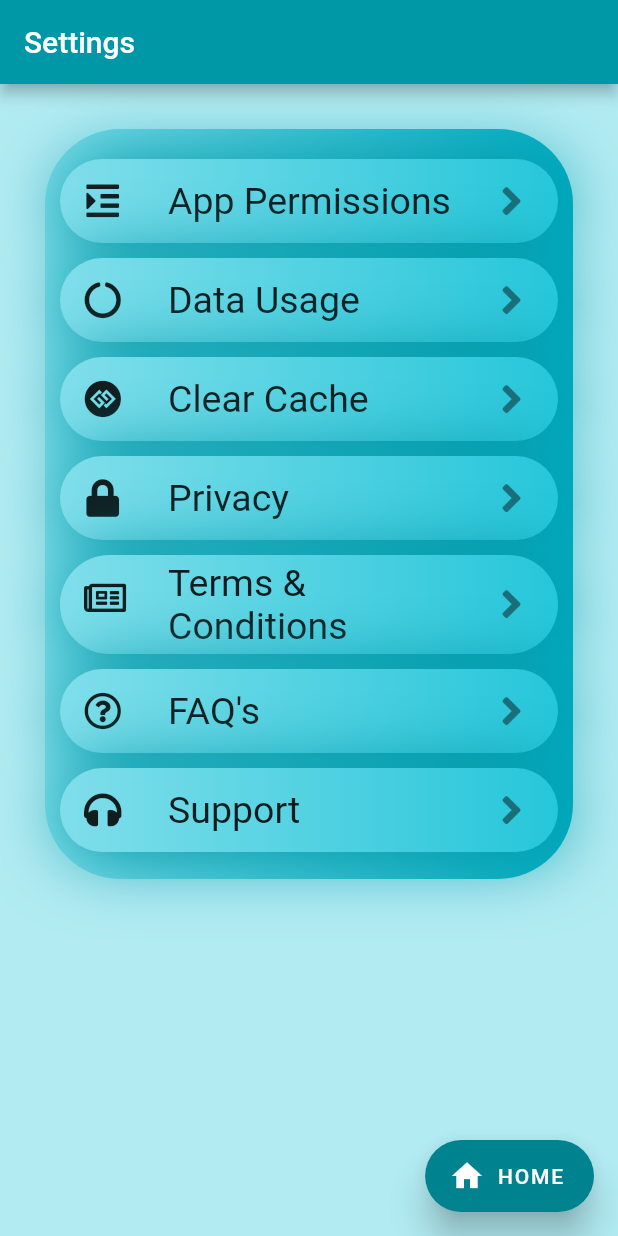
After one commit to Dia96/chat_app, a Flutter app: the SettingScreen screen opened directly, on a phone screen of 412 x 824 dp. The commit adds this screen. Run offline on Flutter 3.47's test engine with Material 2 defaults, Android fonts, the phone set to English and light mode, and no system bars; our stand-ins replace animated_text_kit, cloud_firestore, firebase_auth, firebase_core, firebase_storage, flutter_slidable and 8 more; missing offline and left inert: circular_menu, dash_chat, flutter_boom_menu, location_permissions, search_map_place; accounts and stored records are empty.

Commit message:
settings added

```diff
--- /dev/null
+++ b/lib/screens/info.dart
@@ -0,0 +1,273 @@
+import 'package:chat_app/main.dart';
+import 'package:chat_app/screens/mainscreen.dart';
+import 'package:flutter/cupertino.dart';
+import 'package:flutter/material.dart';
+import 'package:font_awesome_flutter/font_awesome_flutter.dart';
+
+class SettingScreen extends StatelessWidget {
+  @override
+  Widget build(BuildContext context) {
+    return Scaffold(
+      backgroundColor: Colors.cyan[100],
+      appBar: AppBar(
+        backgroundColor: Colors.cyan[700],
+        title: Text('Settings'),
+      ),
+      floatingActionButton: FloatingActionButton.extended(
+        elevation: 10,
+        backgroundColor: PrimaryColor,
+        foregroundColor: TertiaryColor,
+        onPressed: () {
+          Navigator.pushReplacement(context, MaterialPageRoute(
+              builder: (context) => MainScreen()
+          ));
+        },
+        icon: Icon(Icons.home),
+        label: Text('HOME'),
+      ),
+      body: Container(
+        margin: EdgeInsets.all(30),
+        decoration: BoxDecoration(
+            gradient: LinearGradient(colors: [Colors.cyan[200], Colors.cyan[600]]),
+            // color: Colors.lightBlueAccent[100],
+            borderRadius: BorderRadius.circular(50)),
+        height: 500,
+
+
+        child: ListView(
+          children: <Widget>[
+            SizedBox(height: 20),
+            Container(
+              margin: new EdgeInsets.symmetric(horizontal: 10.0),
+              decoration: BoxDecoration(
+                boxShadow: [
+                  BoxShadow(
+                    color: Colors.cyan[700],
+                    blurRadius: 40.0, // soften the shadow
+                    spreadRadius: 1.0, //extend the shadow
+                    offset: Offset(
+                      2.0, // Move to right 10  horizontally
+                      2.0, // Move to bottom 10 Vertically
+                    ),
+                  )
+                ],
+                borderRadius: BorderRadius.all(Radius.circular(100.0),),
+                gradient: LinearGradient(colors: <Color>[
+                  Colors.cyan[200],
+                  Colors.cyan[400]
+                ]),
+              ),
+              child: ListTile(
+                onTap: () {},
+                leading: Icon(FontAwesomeIcons.indent, size: 25, color: Colors.black87),
+                trailing: Icon(FontAwesomeIcons.angleRight, size: 30,),
+                //trailing: Icon(Icons.call, size: 30, color: Colors.blueGrey),
+                title: Text('App Permissions', style: TextStyle(fontSize: 25,
+                ),
+                ),
+              ),
+            ),
+
+            SizedBox(height: 10),
+
+            Container(
+              margin: new EdgeInsets.symmetric(horizontal: 10.0),
+              decoration: BoxDecoration(
+                boxShadow: [
+                  BoxShadow(
+                    color: Colors.cyan[700],
+                    blurRadius: 40.0, // soften the shadow
+                    spreadRadius: 1.0, //extend the shadow
+                    offset: Offset(
+                      2.0, // Move to right 10  horizontally
+                      2.0, // Move to bottom 10 Vertically
+                    ),
+                  )
+                ],
+                borderRadius: BorderRadius.all(Radius.circular(100.0),),
+                gradient: LinearGradient(colors: <Color>[
+                  Colors.cyan[200],
+                  Colors.cyan[400]
+                ]),
+              ),
+              child: ListTile(
+                onTap: () {
+                  //Navigator.push(context, MaterialPageRoute(builder: (context) => MariaScreen()),);
+                },
+                leading: Icon(FontAwesomeIcons.circleNotch, size: 25, color: Colors.black87),
+                trailing: Icon(FontAwesomeIcons.angleRight, size: 30,),
+                //trailing: Icon(Icons.call, size: 30, color: Colors.blueGrey),
+                title: Text("Data Usage", style: TextStyle(fontSize: 25,
+                ),
+                ),
+              ),
+            ),
+
+            SizedBox(height: 10),
+
+            Container(
+              margin: new EdgeInsets.symmetric(horizontal: 10.0),
+              decoration: BoxDecoration(
+                boxShadow: [
+                  BoxShadow(
+                    color: Colors.cyan[700],
+                    blurRadius: 40.0, // soften the shadow
+                    spreadRadius: 1.0, //extend the shadow
+                    offset: Offset(
+                      2.0, // Move to right 10  horizontally
+                      2.0, // Move to bottom 10 Vertically
+                    ),
+                  )
+                ],
+                borderRadius: BorderRadius.all(Radius.circular(100.0),),
+                gradient: LinearGradient(colors: <Color>[
+                  Colors.cyan[200],
+                  Colors.cyan[400]
+                ]),
+              ),
+              child: ListTile(
+                onTap: () {},
+                leading: Icon(FontAwesomeIcons.ggCircle, size: 25, color: Colors.black87),
+                trailing: Icon(FontAwesomeIcons.angleRight, size: 30,),
+                title: Text('Clear Cache', style: TextStyle(fontSize: 25,
+                ),
+                ),
+              ),
+            ),
+
+            SizedBox(height: 10),
+
+            Container(
+              margin: new EdgeInsets.symmetric(horizontal: 10.0),
+              decoration: BoxDecoration(
+                boxShadow: [
+                  BoxShadow(
+                    color: Colors.cyan[700],
+                    blurRadius: 40.0, // soften the shadow
+                    spreadRadius: 1.0, //extend the shadow
+                    offset: Offset(
+                      2.0, // Move to right 10  horizontally
+                      2.0, // Move to bottom 10 Vertically
+                    ),
+                  )
+                ],
+                borderRadius: BorderRadius.all(Radius.circular(100.0),),
+                gradient: LinearGradient(colors: <Color>[
+                  Colors.cyan[200],
+                  Colors.cyan[400]
+                ]),
+              ),
+              child: ListTile(
+                onTap: () {},
+                leading: Icon(FontAwesomeIcons.lock, size: 25, color: Colors.black87),
+                trailing: Icon(FontAwesomeIcons.angleRight, size: 30,),
+                title: Text('Privacy', style: TextStyle(fontSize: 25,
+                ),
+                ),
+              ),
+            ),
+
+            SizedBox(height: 10),
+
+            Container(
+              margin: new EdgeInsets.symmetric(horizontal: 10.0),
+              decoration: BoxDecoration(
+                boxShadow: [
+                  BoxShadow(
+                    color: Colors.cyan[700],
+                    blurRadius: 40.0, // soften the shadow
+                    spreadRadius: 1.0, //extend the shadow
+                    offset: Offset(
+                      2.0, // Move to right 10  horizontally
+                      2.0, // Move to bottom 10 Vertically
+                    ),
+                  )
+                ],
+                borderRadius: BorderRadius.all(Radius.circular(100.0),),
+                gradient: LinearGradient(colors: <Color>[
+                  Colors.cyan[200],
+                  Colors.cyan[400]
+                ]),
+              ),
+              child: ListTile(
+                onTap: () {},
+                leading: Icon(FontAwesomeIcons.newspaper, size: 25, color: Colors.black87),
+                trailing: Icon(FontAwesomeIcons.angleRight, size: 30,),
+                //trailing: Icon(Icons.call, size: 30, color: Colors.blueGrey),
+                title: Text('Terms & Conditions', style: TextStyle(fontSize: 25,
+                ),
+                ),
+              ),
+            ),
+
+            SizedBox(height: 10),
+
+            Container(
+              margin: new EdgeInsets.symmetric(horizontal: 10.0),
+              decoration: BoxDecoration(
+                boxShadow: [
+                  BoxShadow(
+                    color: Colors.cyan[700],
+                    blurRadius: 40.0, // soften the shadow
+                    spreadRadius: 1.0, //extend the shadow
+                    offset: Offset(
+                      2.0, // Move to right 10  horizontally
+                      2.0, // Move to bottom 10 Vertically
+                    ),
+                  )
+                ],
+                borderRadius: BorderRadius.all(Radius.circular(100.0),),
+                gradient: LinearGradient(colors: <Color>[
+                  Colors.cyan[200],
+                  Colors.cyan[400]
+                ]),
+              ),
+              child: ListTile(
+                onTap: () {},
+                leading: Icon(FontAwesomeIcons.questionCircle, size: 25, color: Colors.black87),
+                trailing: Icon(FontAwesomeIcons.angleRight, size: 30),
+                title: Text("FAQ's", style: TextStyle(fontSize: 25,
+                ),
+                ),
+              ),
+            ),
+
+            SizedBox(height: 10),
+
+            Container(
+              margin: new EdgeInsets.symmetric(horizontal: 10.0),
+              decoration: BoxDecoration(
+                boxShadow: [
+                  BoxShadow(
+                    color: Colors.cyan[700],
+                    blurRadius: 40.0, // soften the shadow
+                    spreadRadius: 1.0, //extend the shadow
+                    offset: Offset(
+                      2.0, // Move to right 10  horizontally
+                      2.0, // Move to bottom 10 Vertically
+                    ),
+                  )
+                ],
+                borderRadius: BorderRadius.all(Radius.circular(100.0),),
+                gradient: LinearGradient(colors: <Color>[
+                  Colors.cyan[200],
+                  Colors.cyan[400]
+                ]),
+              ),
+              child: ListTile(
+                onTap: () {},
+                leading: Icon(FontAwesomeIcons.headphones, size: 25, color: Colors.black87),
+                trailing: Icon(FontAwesomeIcons.angleRight, size: 30,),
+                title: Text('Support', style: TextStyle(fontSize: 25,
+                ),
+                ),
+              ),
+            ),
+
+            SizedBox(height: 10),
+          ],
+        ),
+      ),
+    );
+  }
+}
--- a/lib/screens/mainscreen.dart
+++ b/lib/screens/mainscreen.dart
@@ -1,6 +1,7 @@
 import 'dart:io';
 import 'package:chat_app/home/homescreen.dart';
 import 'package:chat_app/main.dart';
+import 'package:chat_app/screens/info.dart';
 import 'package:chat_app/screens/login.dart';
 import 'package:chat_app/screens/mapscreen.dart';
 import 'package:circular_menu/circular_menu.dart';
@@ -40,14 +41,11 @@ class _MainScreenState extends State<MainScreen>
     return Scaffold(
       appBar: AppBar(
         backgroundColor: PrimaryColor,
-
         actions: <Widget> [
-        SizedBox(
-        width: 100.0,
-        height: 10.0,
-        child: OutlineButton(
+        SizedBox( width: 100.0,
+          child: OutlineButton(
           borderSide: BorderSide(width: 0.5),
-          child: Text('Sign Out', style: TextStyle(color: Colors.black),),
+          child: Text('Sign Out', style: TextStyle(color: Colors.white),),
           onPressed:   () {
             signOut();
             Navigator.pushReplacement(
@@ -60,26 +58,27 @@ class _MainScreenState extends State<MainScreen>
 
       ),
       resizeToAvoidBottomPadding: false, backgroundColor: Colors.cyan[800],
-      floatingActionButton: CircularMenu(animationDuration: Duration(milliseconds: 10),
+      floatingActionButton:
+      CircularMenu(animationDuration: Duration(milliseconds: 10),
         toggleButtonPadding: 10, alignment: Alignment.bottomCenter, curve: Curves.fastOutSlowIn,
         toggleButtonBoxShadow: [BoxShadow(color: Colors.cyan[400], spreadRadius: 2, blurRadius: 5)],
         toggleButtonIconColor: PrimaryColor, toggleButtonColor: SecondaryColor, items: [
-          CircularMenuItem(icon: Icons.info, boxShadow: [BoxShadow(color: Colors.cyan[400], spreadRadius: 2, blurRadius: 5)],
-              color: SecondaryColor, iconColor: PrimaryColor,
-              onTap: () {}
-              ),
           CircularMenuItem(icon: Icons.settings, boxShadow: [BoxShadow(color: Colors.cyan[400], spreadRadius: 2, blurRadius: 5)],
               color: SecondaryColor, iconColor: PrimaryColor,
               onTap: () {
-                //Navigator.pushReplacement(context, MaterialPageRoute(builder: (context) => SettingScreen()));
-          }
+                Navigator.pushReplacement(context, MaterialPageRoute(builder: (context) => SettingScreen()));
+                //Navigator.pushReplacement(context, MaterialPageRoute(builder: (context) => Info()));
+              }
+              ),
+          CircularMenuItem(
+              color: PrimaryColor, onTap: () {}
           ),
           CircularMenuItem(icon: Icons.rate_review, boxShadow: [BoxShadow(color: Colors.cyan[400], spreadRadius: 2,blurRadius: 5)],
               color: SecondaryColor, iconColor: PrimaryColor,
               onTap: () {}
               ),
-          CircularMenuItem(icon: Icons.report_problem, boxShadow: [BoxShadow(color: Colors.cyan[400], spreadRadius: 2, blurRadius: 5)],
-              color: SecondaryColor, iconColor: PrimaryColor,
+          CircularMenuItem(
+              color: PrimaryColor,
               onTap: () {}
               ),
           CircularMenuItem(icon: Icons.exit_to_app, boxShadow: [BoxShadow(color: Colors.cyan[400], spreadRadius: 2, blurRadius: 5)],
@@ -205,14 +204,36 @@ class _MainScreenState extends State<MainScreen>
   }
 }
 
+class Info extends StatelessWidget {
+  @override
+  Widget build(BuildContext context) {
+   return WillPopScope(
+     onWillPop: () {
+       Navigator.pushReplacement(context, MaterialPageRoute(builder: (context) => MainScreen())
+       );
+     },
+     child: Scaffold(
+       backgroundColor: SecondaryColor,
+       appBar: AppBar(
+         backgroundColor: PrimaryColor,
+       ),
+       body: Container(
+         color: SecondaryColor,
+         child: Text('Privacy Policy')
+       ),
+     ),
+   );
+  }
+}
+
 class DrawClip extends CustomClipper<Path> {
   double move = 0; double slice = math.pi; DrawClip(this.move);
   @override
   Path getClip(Size size) {Path path = Path();
-    path.lineTo(0, size.height * 0.8);
-    double xCenter = size.width * 0.5 + (size.width * 0.6 + 1) * math.sin(move * slice);
-    double yCenter = size.height * 0.8 + 69 * math.cos(move * slice);
-    path.quadraticBezierTo(xCenter, yCenter, size.width, size.height * 0.8);
+    path.lineTo(0, size.height * 0.7);
+    double xCenter = size.width * 0.4 + (size.width * 0.5 + 1) * math.sin(move * slice);
+    double yCenter = size.height * 0.7 + 69 * math.cos(move * slice);
+    path.quadraticBezierTo(xCenter, yCenter, size.width, size.height * 0.7);
     path.lineTo(size.width, 0);
     return path;
   }
```
